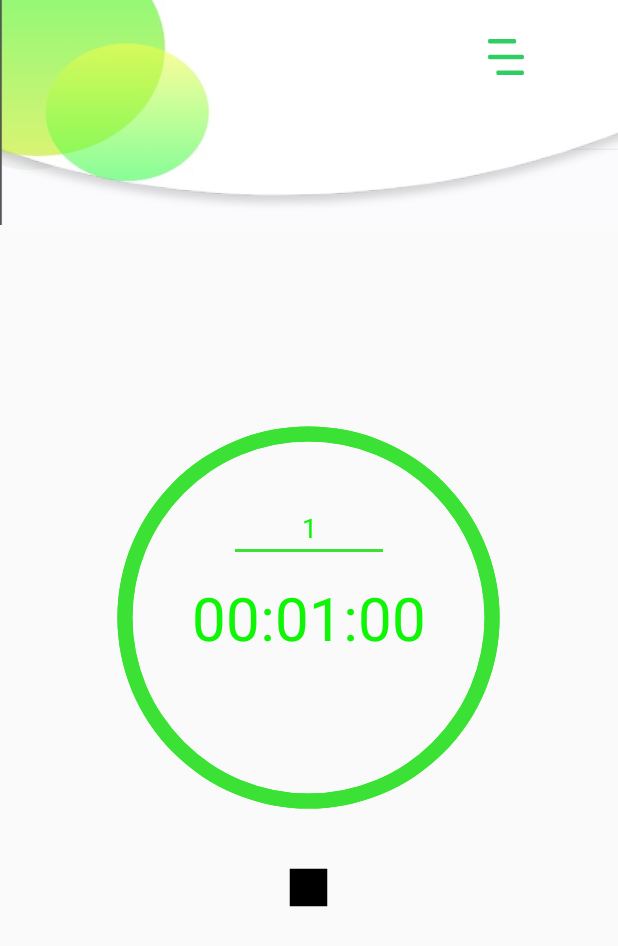
After one commit to gelophoneTeam/DarokhanehApp, an Android app: the CounterDown screen opened directly, with no data from a screen before it, on a phone screen of 412 x 824 dp. The commit adds this screen. Shown: the top 946 px of the screen. Run offline under Robolectric (Android 15) with nearby library versions, the phone set to English and light mode, and no system bars.

Commit message:
Add countdown page

```diff
--- a/app/src/main/AndroidManifest.xml
+++ b/app/src/main/AndroidManifest.xml
@@ -18,7 +18,8 @@
         </activity>
         <activity android:name=".LogIn" />
         <activity android:name=".VerificationCode" />
-        <activity android:name=".Chat"></activity>
+        <activity android:name=".Chat" />
+        <activity android:name=".CounterDown"></activity>
     </application>
 
 </manifest>
--- /dev/null
+++ b/app/src/main/java/com/example/malizen/darokhanehapp/CounterDown.java
@@ -0,0 +1,229 @@
+package com.example.malizen.darokhanehapp;
+
+import android.os.CountDownTimer;
+import android.support.v7.app.AppCompatActivity;
+import android.os.Bundle;
+import android.view.View;
+import android.widget.EditText;
+import android.widget.ImageView;
+import android.widget.ProgressBar;
+import android.widget.TextView;
+import android.widget.Toast;
+
+import android.support.v7.app.AppCompatActivity;
+import android.os.Bundle;
+import android.view.View;
+import android.os.Bundle;
+import android.os.CountDownTimer;
+import android.support.v7.app.AppCompatActivity;
+import android.view.View;
+import android.widget.EditText;
+import android.widget.ImageView;
+import android.widget.ProgressBar;
+import android.widget.TextView;
+import android.widget.Toast;
+
+import java.util.concurrent.TimeUnit;
+
+import java.util.concurrent.TimeUnit;
+
+public class CounterDown extends AppCompatActivity implements View.OnClickListener {
+
+
+        private long timeCountInMilliSeconds = 1 * 60000;
+        private enum TimerStatus {
+            STARTED,
+            STOPPED
+        }
+
+        private TimerStatus timerStatus = TimerStatus.STOPPED;
+
+        private ProgressBar progressBarCircle;
+        private EditText editTextMinute;
+        private TextView textViewTime;
+        private ImageView imageViewReset;
+        private ImageView imageViewStartStop;
+        private CountDownTimer countDownTimer;
+    @Override
+    protected void onCreate(Bundle savedInstanceState) {
+        super.onCreate(savedInstanceState);
+        setContentView(R.layout.activity_counter_down);
+
+            // method call to initialize the views
+            initViews();
+            // method call to initialize the listeners
+            initListeners();
+
+
+        }
+
+        /**
+         * method to initialize the views
+         */
+        private void initViews() {
+            progressBarCircle = (ProgressBar) findViewById(R.id.progressBarCircle);
+            editTextMinute = (EditText) findViewById(R.id.editTextMinute);
+            textViewTime = (TextView) findViewById(R.id.textViewTime);
+            imageViewReset = (ImageView) findViewById(R.id.imageViewReset);
+            imageViewStartStop = (ImageView) findViewById(R.id.imageViewStartStop);
+        }
+
+        /**
+         * method to initialize the click listeners
+         */
+        private void initListeners() {
+            imageViewReset.setOnClickListener(this);
+            imageViewStartStop.setOnClickListener(this);
+        }
+
+        /**
+         * implemented method to listen clicks
+         *
+         * @param view
+         */
+        @Override
+        public void onClick(View view) {
+            switch (view.getId()) {
+                case R.id.imageViewReset:
+                    reset();
+                    break;
+                case R.id.imageViewStartStop:
+                    startStop();
+                    break;
+            }
+        }
+
+        /**
+         * method to reset count down timer
+         */
+        private void reset() {
+            stopCountDownTimer();
+            startCountDownTimer();
+        }
+
+
+        /**
+         * method to start and stop count down timer
+         */
+        private void startStop() {
+            if (timerStatus == TimerStatus.STOPPED) {
+
+                // call to initialize the timer values
+                setTimerValues();
+                // call to initialize the progress bar values
+                setProgressBarValues();
+                // showing the reset icon
+                imageViewReset.setVisibility(View.VISIBLE);
+                // changing play icon to stop icon
+                imageViewStartStop.setImageResource(R.drawable.reset_icon);
+                // making edit text not editable
+                editTextMinute.setEnabled(false);
+                // changing the timer status to started
+                timerStatus = TimerStatus.STARTED;
+                // call to start the count down timer
+                startCountDownTimer();
+
+            } else {
+
+                // hiding the reset icon
+                imageViewReset.setVisibility(View.GONE);
+                // changing stop icon to start icon
+                imageViewStartStop.setImageResource(R.drawable.icon_start);
+                // making edit text editable
+                editTextMinute.setEnabled(true);
+                // changing the timer status to stopped
+                timerStatus = TimerStatus.STOPPED;
+                stopCountDownTimer();
+
+            }
+
+        }
+
+        /**
+         * method to initialize the values for count down timer
+         */
+        private void setTimerValues() {
+            int time = 0;
+            if (!editTextMinute.getText().toString().isEmpty()) {
+                // fetching value from edit text and type cast to integer
+                time = Integer.parseInt(editTextMinute.getText().toString().trim());
+            } else {
+                // toast message to fill edit text
+                Toast.makeText(getApplicationContext(), getString(R.string.message_minutes), Toast.LENGTH_LONG).show();
+            }
+            // assigning values after converting to milliseconds
+            timeCountInMilliSeconds = time * 60 * 1000;
+        }
+
+        /**
+         * method to start count down timer
+         */
+        private void startCountDownTimer() {
+
+            countDownTimer = new CountDownTimer(timeCountInMilliSeconds, 1000) {
+                @Override
+                public void onTick(long millisUntilFinished) {
+
+                    textViewTime.setText(hmsTimeFormatter(millisUntilFinished));
+
+                    progressBarCircle.setProgress((int) (millisUntilFinished / 1000));
+
+                }
+
+                @Override
+                public void onFinish() {
+
+                    textViewTime.setText(hmsTimeFormatter(timeCountInMilliSeconds));
+                    // call to initialize the progress bar values
+                    setProgressBarValues();
+                    // hiding the reset icon
+                    imageViewReset.setVisibility(View.GONE);
+                    // changing stop icon to start icon
+                    imageViewStartStop.setImageResource(R.drawable.reset_icon);
+                    // making edit text editable
+                    editTextMinute.setEnabled(true);
+                    // changing the timer status to stopped
+                    timerStatus = TimerStatus.STOPPED;
+                }
+
+            }.start();
+            countDownTimer.start();
+        }
+
+        /**
+         * method to stop count down timer
+         */
+        private void stopCountDownTimer() {
+            countDownTimer.cancel();
+        }
+
+        /**
+         * method to set circular progress bar values
+         */
+        private void setProgressBarValues() {
+
+            progressBarCircle.setMax((int) timeCountInMilliSeconds / 1000);
+            progressBarCircle.setProgress((int) timeCountInMilliSeconds / 1000);
+        }
+
+
+        /**
+         * method to convert millisecond to time format
+         *
+         * @param milliSeconds
+         * @return HH:mm:ss time formatted string
+         */
+        private String hmsTimeFormatter(long milliSeconds) {
+
+            String hms = String.format("%02d:%02d:%02d",
+                    TimeUnit.MILLISECONDS.toHours(milliSeconds),
+                    TimeUnit.MILLISECONDS.toMinutes(milliSeconds) - TimeUnit.HOURS.toMinutes(TimeUnit.MILLISECONDS.toHours(milliSeconds)),
+                    TimeUnit.MILLISECONDS.toSeconds(milliSeconds) - TimeUnit.MINUTES.toSeconds(TimeUnit.MILLISECONDS.toMinutes(milliSeconds)));
+
+            return hms;
+
+
+        }
+
+
+    }
--- /dev/null
+++ b/app/src/main/res/drawable-v24/drawable_circle_dark_blue.xml
@@ -0,0 +1,10 @@
+<?xml version="1.0" encoding="utf-8"?>
+<shape xmlns:android="http://schemas.android.com/apk/res/android"
+    android:innerRadiusRatio="2.3"
+    android:shape="ring"
+    android:thickness="10dp"
+    android:useLevel="false">
+
+    <solid android:color="@color/colorYellow" />
+
+</shape>
--- /dev/null
+++ b/app/src/main/res/drawable-v24/drawable_circle_yellow.xml
@@ -0,0 +1,8 @@
+<?xml version="1.0" encoding="utf-8"?>
+<shape xmlns:android="http://schemas.android.com/apk/res/android"
+    android:innerRadiusRatio="2.3"
+    android:shape="ring"
+    android:thickness="10dp"
+    android:useLevel="true">
+    <solid android:color="@color/colorAccent" />
+</shape>
--- /dev/null
+++ b/app/src/main/res/drawable-v24/ic_refresh_black_24dp.xml
@@ -0,0 +1,9 @@
+<vector xmlns:android="http://schemas.android.com/apk/res/android"
+        android:width="24dp"
+        android:height="24dp"
+        android:viewportWidth="24.0"
+        android:viewportHeight="24.0">
+    <path
+        android:fillColor="#FF000000"
+        android:pathData="M17.65,6.35C16.2,4.9 14.21,4 12,4c-4.42,0 -7.99,3.58 -7.99,8s3.57,8 7.99,8c3.73,0 6.84,-2.55 7.73,-6h-2.08c-0.82,2.33 -3.04,4 -5.65,4 -3.31,0 -6,-2.69 -6,-6s2.69,-6 6,-6c1.66,0 3.14,0.69 4.22,1.78L13,11h7V4l-2.35,2.35z"/>
+</vector>
--- /dev/null
+++ b/app/src/main/res/drawable-v24/icon_start.xml
@@ -0,0 +1,9 @@
+<vector xmlns:android="http://schemas.android.com/apk/res/android"
+        android:width="24dp"
+        android:height="24dp"
+        android:viewportWidth="24.0"
+        android:viewportHeight="24.0">
+    <path
+        android:fillColor="#FF000000"
+        android:pathData="M6,6h12v12H6z"/>
+</vector>
--- /dev/null
+++ b/app/src/main/res/drawable-v24/reset_icon.xml
@@ -0,0 +1,9 @@
+<vector xmlns:android="http://schemas.android.com/apk/res/android"
+        android:width="24dp"
+        android:height="24dp"
+        android:viewportWidth="24.0"
+        android:viewportHeight="24.0">
+    <path
+        android:fillColor="#FF000000"
+        android:pathData="M8,5v14l11,-7z"/>
+</vector>
--- /dev/null
+++ b/app/src/main/res/layout/activity_counter_down.xml
@@ -0,0 +1,86 @@
+<?xml version="1.0" encoding="utf-8"?>
+<RelativeLayout xmlns:android="http://schemas.android.com/apk/res/android"
+    xmlns:app="http://schemas.android.com/apk/res-auto"
+    xmlns:tools="http://schemas.android.com/tools"
+    android:layout_width="match_parent"
+    android:layout_height="match_parent"
+    tools:context=".CounterDown">
+    <android.support.v7.widget.Toolbar
+        android:id="@+id/toolbar"
+        android:layout_width="match_parent"
+        android:layout_height="150dp"
+        android:background="@drawable/toolbarr"
+        app:layout_constraintBottom_toBottomOf="parent"
+        app:layout_constraintEnd_toEndOf="parent"
+        app:layout_constraintHorizontal_bias="0.0"
+        app:layout_constraintStart_toStartOf="parent"
+        app:layout_constraintTop_toTopOf="parent"
+        app:layout_constraintVertical_bias="0.0">
+
+        <ImageView
+            android:layout_width="wrap_content"
+            android:layout_height="wrap_content"
+            android:layout_marginLeft="325dp"
+            android:layout_marginBottom="100dp"
+            android:src="@drawable/ic_menu" />
+    </android.support.v7.widget.Toolbar>
+
+    <ProgressBar
+        android:id="@+id/progressBarCircle"
+        style="?android:attr/progressBarStyleHorizontal"
+        android:layout_width="270dp"
+        android:layout_height="270dp"
+        android:layout_centerInParent="true"
+        android:background="@drawable/drawable_circle_dark_blue"
+        android:indeterminate="false"
+        android:max="100"
+        android:progress="100"
+        android:progressDrawable="@drawable/drawable_circle_yellow"
+        android:rotation="-90" />
+
+    <EditText
+        android:id="@+id/editTextMinute"
+        android:layout_width="wrap_content"
+        android:layout_height="wrap_content"
+        android:layout_above="@+id/textViewTime"
+        android:layout_centerHorizontal="true"
+        android:layout_marginBottom="10dp"
+        android:gravity="center"
+        android:hint="@string/hint_minute"
+        android:inputType="number"
+        android:maxLength="15"
+        android:maxLines="1"
+        android:minEms="5"
+        android:text="1"
+        android:textColor="@color/colorYellow"
+        android:textColorHint="@color/colorYellow" />
+
+    <TextView
+        android:id="@+id/textViewTime"
+        android:layout_width="wrap_content"
+        android:layout_height="wrap_content"
+        android:layout_centerInParent="true"
+        android:text="00:01:00"
+        android:textColor="@color/colorYellow"
+        android:textSize="40sp" />
+
+    <ImageView
+        android:id="@+id/imageViewReset"
+        android:layout_width="30dp"
+        android:layout_height="30dp"
+        android:layout_below="@+id/textViewTime"
+        android:layout_centerInParent="true"
+        android:layout_marginTop="30dp"
+        android:src="@drawable/ic_refresh_black_24dp"
+        android:visibility="gone" />
+
+    <ImageView
+        android:id="@+id/imageViewStartStop"
+        android:layout_width="50dp"
+        android:layout_height="50dp"
+        android:layout_below="@+id/progressBarCircle"
+        android:layout_centerHorizontal="true"
+        android:layout_marginTop="20dp"
+        android:src="@drawable/icon_start" />
+
+</RelativeLayout>
--- a/app/src/main/res/values/colors.xml
+++ b/app/src/main/res/values/colors.xml
@@ -2,8 +2,9 @@
 <resources>
     <color name="colorPrimary">#008577</color>
     <color name="colorPrimaryDark">#00574B</color>
-    <color name="colorAccent">#D81B60</color>
-
+    <color name="colorAccent">#3be235</color>
+    <color name="colorBackground">#151B29</color>
+    <color name="colorYellow">#0ef506</color>
     <color name="textColor">#615e5f</color>
     <color name="textColor2">#ffffff</color>
 </resources>
--- a/app/src/main/res/values/strings.xml
+++ b/app/src/main/res/values/strings.xml
@@ -7,5 +7,6 @@
     <string name="name">نام کامل</string>
     <string name="email">ایمیل</string>
     <string name="text">لطفا چیزی بنویسید</string>
-
+    <string name="hint_minute">Minute</string>
+    <string name="message_minutes">Please Enter Minutes...</string>
 </resources>
```
